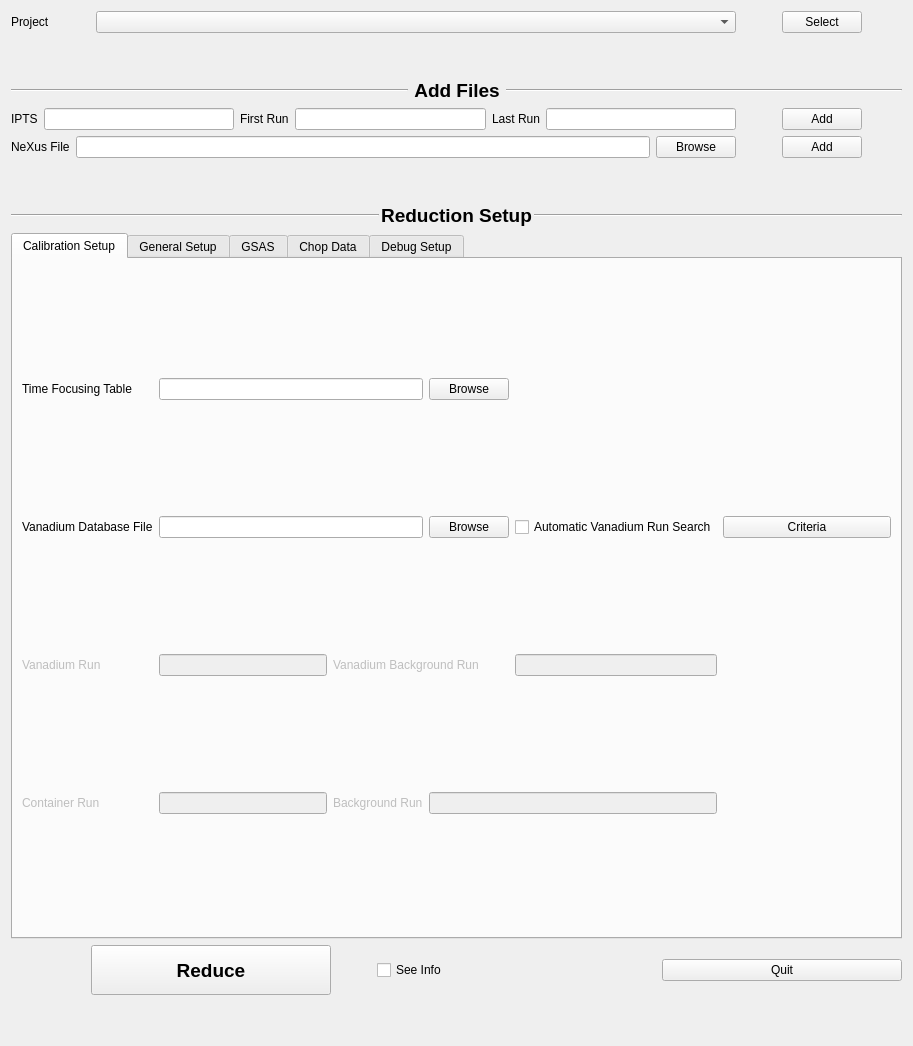
The window that ui/ui_ReductionSetup.ui (neutrons/PyVDrive) describes before a commit, drawn with Qt 5.
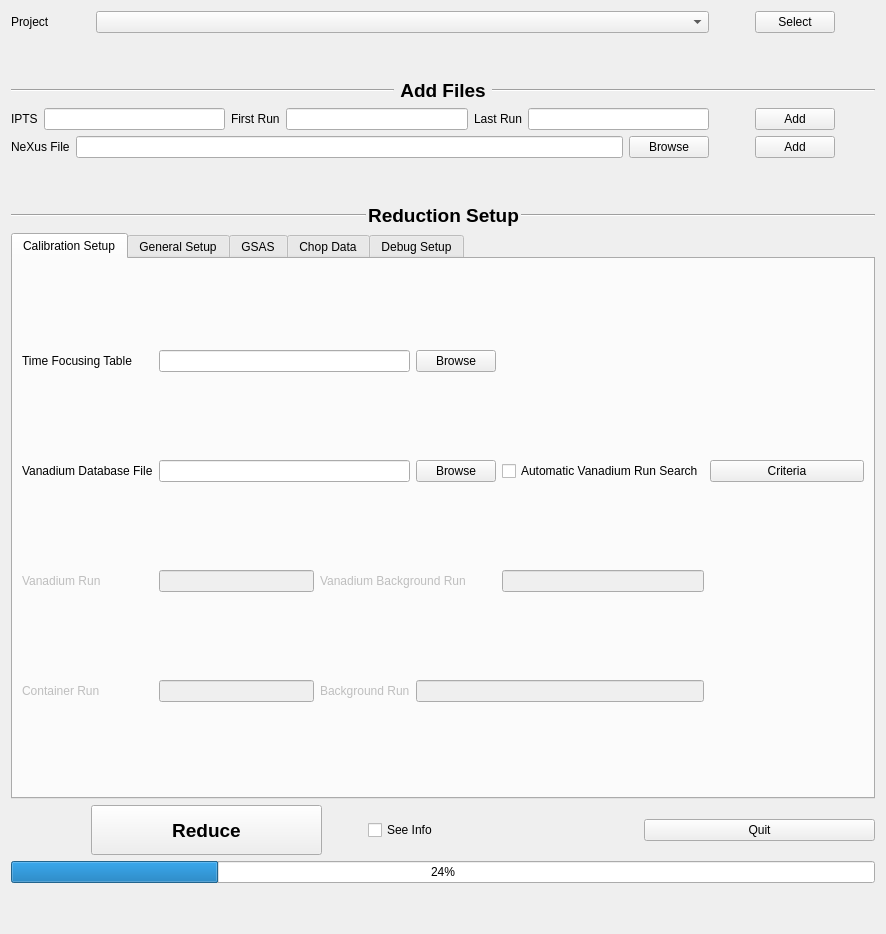
The same window after the commit.

Commit message: Minor improvements on previous codes and add a new UI for plotting.

```diff
--- a/ui/ui_ReductionSetup.ui
+++ b/ui/ui_ReductionSetup.ui
@@ -6,8 +6,8 @@
    <rect>
     <x>0</x>
     <y>0</y>
-    <width>913</width>
-    <height>1046</height>
+    <width>886</width>
+    <height>934</height>
    </rect>
   </property>
   <property name="windowTitle">
@@ -1084,7 +1084,7 @@
      </item>
     </layout>
    </item>
-   <item row="10" column="0">
+   <item row="11" column="0">
     <spacer name="verticalSpacer_3">
      <property name="orientation">
       <enum>Qt::Vertical</enum>
@@ -1100,6 +1100,17 @@
      </property>
     </spacer>
    </item>
+   <item row="10" column="0">
+    <layout class="QHBoxLayout" name="horizontalLayout_17">
+     <item>
+      <widget class="QProgressBar" name="progressBar">
+       <property name="value">
+        <number>24</number>
+       </property>
+      </widget>
+     </item>
+    </layout>
+   </item>
   </layout>
  </widget>
  <resources/>
```
Left out of the diff: 32 changed lines with no effect on the pictures. The commit also changes 6 other files.
